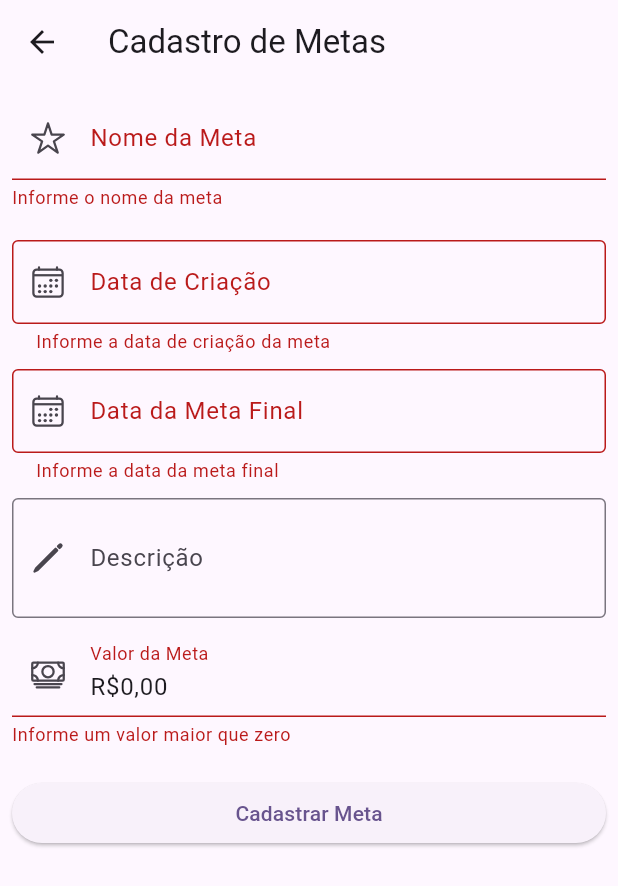
After one commit to HenryJKS/Flutter, a Flutter app: the MetasCadastroPage screen opened by its route, after a tap on "Cadastrar Meta", on a phone screen of 412 x 824 dp. The commit adds this screen. Shown: the top 886 px of the screen. Run offline on Flutter 3.47's test engine with Material 2 defaults, Android fonts, the phone set to English and light mode, and no system bars; our stand-ins replace flutter_masked_text2, flutter_slidable, ionicons, pie_chart, supabase_flutter; accounts and stored records are empty; network calls fail; statements that could not run were skipped.

Commit message:
Checkpoint

```diff
--- a/expense_tracker_fiap-supabase-checkpoint/lib/main.dart
+++ b/expense_tracker_fiap-supabase-checkpoint/lib/main.dart
@@ -1,6 +1,9 @@
 import 'package:expense_tracker/pages/conta_cadastro_page.dart';
 import 'package:expense_tracker/pages/home_page.dart';
 import 'package:expense_tracker/pages/login_page.dart';
+import 'package:expense_tracker/pages/meta_detalhes_page.dart';
+import 'package:expense_tracker/pages/meta_enviar_dinheiro.dart';
+import 'package:expense_tracker/pages/metas_cadastro_page.dart';
 import 'package:expense_tracker/pages/registar_page.dart';
 import 'package:expense_tracker/pages/splash_page.dart';
 import 'package:expense_tracker/pages/transacao_cadastro_page.dart';
@@ -39,6 +42,9 @@ class MyApp extends StatelessWidget {
         "/transacao-detalhes": (context) => const TransacaoDetalhesPage(),
         "/transacao-cadastro": (context) => const TransacaoCadastroPage(),
         "/conta-cadastro": (context) => const ContaCadastroPage(),
+        "/meta-cadastro": (context) => const MetasCadastroPage(),
+        "/meta-detalhes": (context) => const MetaDetalhesPage(),
+        "/meta-enviar-dinheiro": (context) => const MetaEnviarDinheiro(),
       },
       initialRoute: "/splash",
     );
--- /dev/null
+++ b/expense_tracker_fiap-supabase-checkpoint/lib/models/meta.dart
@@ -0,0 +1,31 @@
+class Meta {
+    int id;
+    String userId;
+    DateTime criadoEm;
+    String descricao = '';
+    double valorMeta;
+    DateTime dataMetaFinal;
+    String nomeMeta;
+
+    Meta({
+        required this.id,
+        required this.userId,
+        required this.criadoEm,
+        this.descricao = '',
+        required this.valorMeta,
+        required this.dataMetaFinal,
+        required this.nomeMeta,
+    });
+
+    factory Meta.fromMap(Map<String, dynamic> map) {
+      return Meta(
+        id: map['id'],
+        userId: map['user_id'],
+        criadoEm: DateTime.parse(map['criado_em']),
+        descricao: map['descricao'] ?? '',
+        valorMeta: map['valor_meta'],
+        dataMetaFinal: DateTime.parse(map['data_meta_final']),
+        nomeMeta: map['nome_meta'],
+      );
+    }
+}
--- /dev/null
+++ b/expense_tracker_fiap-supabase-checkpoint/lib/models/meta_dinheiro_enviado.dart
@@ -0,0 +1,24 @@
+class MetaDinheiroEnviado {
+  final int id;
+  final DateTime criadoEm;
+  final double valorEnviado;
+  final int idMeta;
+
+  MetaDinheiroEnviado(
+      {required this.id,
+      required this.criadoEm,
+      required this.valorEnviado,
+      required this.idMeta
+      });
+
+  factory MetaDinheiroEnviado.fromMap(Map<String, dynamic> map) {
+    return MetaDinheiroEnviado(
+      id: map['id'],
+      criadoEm: DateTime.parse(map['criado_em']),
+      valorEnviado: map['valor_enviado'],
+      idMeta: map['id_meta'],
+    );
+  }
+
+
+}
--- a/expense_tracker_fiap-supabase-checkpoint/lib/pages/conta_cadastro_page.dart
+++ b/expense_tracker_fiap-supabase-checkpoint/lib/pages/conta_cadastro_page.dart
@@ -102,11 +102,11 @@ class _ContaCadastroPageState extends State<ContaCadastroPage> {
         ),
         DropdownMenuEntry(
           value: TipoConta.contaInvestimento,
-          label: "Despesa",
+          label: "Conta Investimento",
         ),
         DropdownMenuEntry(
           value: TipoConta.contaPoupanca,
-          label: "Despesa",
+          label: "Conta Poupança",
         ),
       ],
       onSelected: (value) {
--- a/expense_tracker_fiap-supabase-checkpoint/lib/pages/home_page.dart
+++ b/expense_tracker_fiap-supabase-checkpoint/lib/pages/home_page.dart
@@ -3,6 +3,7 @@ import 'dart:async';
 import 'package:expense_tracker/pages/categorias_page.dart';
 import 'package:expense_tracker/pages/contas_page.dart';
 import 'package:expense_tracker/pages/dashboard_page.dart';
+import 'package:expense_tracker/pages/metas_page.dart';
 import 'package:expense_tracker/pages/transacoes_page.dart';
 import 'package:flutter/material.dart';
 import 'package:ionicons/ionicons.dart';
@@ -47,6 +48,7 @@ class _HomePageState extends State<HomePage> {
         TransacoesPage(),
         ContasPage(),
         CategoriasPage(),
+        MetasPage(),
       ],
     );
   }
@@ -65,6 +67,8 @@ class _HomePageState extends State<HomePage> {
           icon: Icon(Ionicons.wallet_outline), label: 'Contas'),
       BottomNavigationBarItem(
           icon: Icon(Ionicons.list_outline), label: 'Categorias'),
+      BottomNavigationBarItem(
+          icon: Icon(Ionicons.trophy), label: 'Metas'),
     ];
 
     return BottomNavigationBar(
--- /dev/null
+++ b/expense_tracker_fiap-supabase-checkpoint/lib/pages/meta_detalhes_page.dart
@@ -0,0 +1,115 @@
+import 'package:expense_tracker/models/meta.dart';
+import 'package:expense_tracker/repository/metas_repository.dart';
+import 'package:flutter/material.dart';
+import 'package:flutter/widgets.dart';
+import 'package:intl/intl.dart';
+
+class MetaDetalhesPage extends StatefulWidget {
+  const MetaDetalhesPage({super.key});
+
+  @override
+  State<MetaDetalhesPage> createState() => _MetaDetalhesPageState();
+}
+
+class _MetaDetalhesPageState extends State<MetaDetalhesPage> {
+  double? dinheiroAtual = 10;
+  final metaRepository = MetasRepository();
+
+
+  @override
+  Widget build(BuildContext context) {
+    final meta = ModalRoute.of(context)!.settings.arguments as Meta;
+    metaRepository.dinheiroPorId(meta.id).then((value) {
+      setState(() {
+        dinheiroAtual = value;
+      });
+    });
+
+    return Scaffold(
+      appBar: AppBar(
+        title: Text(meta.nomeMeta),
+        backgroundColor: const Color(0xFFB39DDB),
+      ),
+      body: SingleChildScrollView(
+        child: Column(
+          children: [
+            ButtonBar(
+              children: [
+                ElevatedButton(
+                  onPressed: () {
+                    Navigator.pushNamed(context, '/meta-enviar-dinheiro',
+                        arguments: meta);
+                  },
+                  child: const Text('Enviar Dinheiro'),
+                ),
+              ],
+            ),
+            ListTile(
+              title: const Text('Meta Desejado'),
+              subtitle: Text(meta.nomeMeta),
+            ),
+            ListTile(
+              title: const Text('Data de Criação da Meta'),
+              subtitle: Text(DateFormat('dd/MM/yyyy').format(meta.criadoEm)),
+            ),
+            ListTile(
+              title: const Text('Data de Finalização da Meta'),
+              subtitle:
+                  Text(DateFormat('dd/MM/yyyy').format(meta.dataMetaFinal)),
+            ),
+            ListTile(
+              title: const Text('Descrição da Meta'),
+              subtitle: Text(meta.descricao.isEmpty ? '-' : meta.descricao),
+            ),
+            const SizedBox(
+              height: 30,
+            ),
+            Row(
+              children: [
+                Expanded(
+                  child: ListTile(
+                    title: const Text('Valor da Meta'),
+                    subtitle: Text(
+                      NumberFormat.simpleCurrency(locale: 'pt_BR')
+                          .format(meta.valorMeta),
+                      style: const TextStyle(
+                          fontWeight: FontWeight.w500,
+                          fontSize: 15,
+                          color: Colors.grey),
+                    ),
+                  ),
+                ),
+                Expanded(
+                  child: ListTile(
+                    title: const Text('Valor Atual'),
+                    subtitle: Text(
+                        NumberFormat.simpleCurrency(locale: 'pt_BR')
+                            .format(dinheiroAtual ?? 0),
+                        style: const TextStyle(
+                            fontWeight: FontWeight.w500,
+                            fontSize: 15,
+                            color: Colors.blue)),
+                  ),
+                )
+              ],
+            ),
+            const SizedBox(height: 10),
+            const Text('Progresso da meta'),
+            const SizedBox(
+              height: 10,
+            ),
+            SizedBox(
+              height:
+                  30, // Ajuste este valor para alterar a espessura da barra de progresso
+              child: LinearProgressIndicator(
+                value: (dinheiroAtual ?? 0) / meta.valorMeta,
+                backgroundColor: Colors.grey,
+                color: Colors.blue,
+              ),
+            ),
+          ],
+        ),
+      ),
+    );
+  }
+}
--- /dev/null
+++ b/expense_tracker_fiap-supabase-checkpoint/lib/pages/metas_cadastro_page.dart
@@ -0,0 +1,271 @@
+import 'package:expense_tracker/models/meta.dart';
+import 'package:expense_tracker/repository/metas_repository.dart';
+import 'package:flutter/material.dart';
+import 'package:flutter/widgets.dart';
+import 'package:flutter_masked_text2/flutter_masked_text2.dart';
+import 'package:intl/intl.dart';
+import 'package:ionicons/ionicons.dart';
+import 'package:supabase_flutter/supabase_flutter.dart';
+
+class MetasCadastroPage extends StatefulWidget {
+  final Meta? metaCriacao;
+
+  const MetasCadastroPage({super.key, this.metaCriacao});
+
+  @override
+  State<MetasCadastroPage> createState() => _MetasCadastroPageState();
+}
+
+class _MetasCadastroPageState extends State<MetasCadastroPage> {
+  User? user;
+  final metasRepository = MetasRepository();
+  final _formKey = GlobalKey<FormState>();
+
+  final dataCriadoController = TextEditingController();
+  final descricaoController = TextEditingController();
+  final valorMetaController = MoneyMaskedTextController(
+      decimalSeparator: ',', thousandSeparator: '.', leftSymbol: 'R\$');
+  final dataMetaFinalController = TextEditingController();
+  final nomeMetaController = TextEditingController();
+
+  @override
+  void initState() {
+    user = Supabase.instance.client.auth.currentUser;
+
+    final meta = widget.metaCriacao;
+
+    if (meta != null) {
+      dataCriadoController.text =
+          DateFormat('MM/dd/yyyy').format(meta.criadoEm);
+      descricaoController.text = meta.descricao;
+      valorMetaController.text =
+          NumberFormat.simpleCurrency(locale: 'pt_BR').format(meta.valorMeta);
+      dataMetaFinalController.text =
+          DateFormat('MM/dd/yyyy').format(meta.dataMetaFinal);
+      nomeMetaController.text = meta.nomeMeta;
+    }
+
+    super.initState();
+  }
+
+  @override
+  Widget build(BuildContext context) {
+    return Scaffold(
+      appBar: AppBar(
+        title: const Text('Cadastro de Metas'),
+      ),
+      body: SingleChildScrollView(
+        child: Padding(
+          padding: const EdgeInsets.all(8.0),
+          child: Form(
+            key: _formKey,
+            child: Column(
+              crossAxisAlignment: CrossAxisAlignment.start,
+              children: [
+                _nomeMeta(),
+                const SizedBox(height: 20),
+                _dataCriacao(),
+                const SizedBox(height: 10),
+                _dataMetaFinal(),
+                const SizedBox(height: 10),
+                _descricaoMeta(),
+                const SizedBox(height: 10),
+                _valorMeta(),
+                const SizedBox(height: 20),
+                _buttonCriar(),
+              ],
+            ),
+          ),
+        ),
+      ),
+    );
+  }
+
+  TextFormField _dataCriacao() {
+    return TextFormField(
+      controller: dataCriadoController,
+      keyboardType: TextInputType.none,
+      decoration: const InputDecoration(
+        labelText: 'Data de Criação',
+        hintText: 'Informe a data de criação da meta',
+        border: OutlineInputBorder(),
+        prefixIcon: Icon(Ionicons.calendar_outline),
+      ),
+      validator: (value) {
+        if (value == null || value.isEmpty) {
+          return 'Informe a data de criação da meta';
+        }
+
+        try {
+          DateFormat('dd/MM/yyyy').parse(value);
+        } on FormatException {
+          return 'Informe uma data válida';
+        }
+        return null;
+      },
+      onTap: () async {
+        DateTime? dataSelecionada = await showDatePicker(
+          context: context,
+          initialDate: DateTime.now(),
+          firstDate: DateTime(2000),
+          lastDate: DateTime(2100),
+        );
+
+        if (dataSelecionada != null) {
+          dataCriadoController.text =
+              DateFormat('dd/MM/yyyy').format(dataSelecionada);
+        }
+      },
+    );
+  }
+
+  TextFormField _dataMetaFinal() {
+    return TextFormField(
+      controller: dataMetaFinalController,
+      keyboardType: TextInputType.none,
+      decoration: const InputDecoration(
+        labelText: 'Data da Meta Final',
+        hintText: 'Informe a data da meta final',
+        border: OutlineInputBorder(),
+        prefixIcon: Icon(Ionicons.calendar_outline),
+      ),
+      validator: (value) {
+        if (value == null || value.isEmpty) {
+          return 'Informe a data da meta final';
+        }
+
+        try {
+          DateFormat('dd/MM/yyyy').parse(value);
+        } on FormatException {
+          return 'Informe uma data válida';
+        }
+        return null;
+      },
+      onTap: () async {
+        DateTime? dataSelecionada = await showDatePicker(
+          context: context,
+          initialDate: DateTime.now(),
+          firstDate: DateTime(2000),
+          lastDate: DateTime(2100),
+        );
+
+        if (dataSelecionada != null) {
+          dataMetaFinalController.text =
+              DateFormat('dd/MM/yyyy').format(dataSelecionada);
+        }
+      },
+    );
+  }
+
+  TextFormField _descricaoMeta() {
+    return TextFormField(
+      controller: descricaoController,
+      decoration: const InputDecoration(
+        hintText: 'Descrição da meta',
+        labelText: 'Descrição',
+        prefixIcon: Icon(Ionicons.pencil_outline),
+        border: OutlineInputBorder(),
+      ),
+      keyboardType: TextInputType.text,
+      maxLines: 2,
+    );
+  }
+
+  TextFormField _nomeMeta() {
+    return TextFormField(
+      controller: nomeMetaController,
+      decoration: const InputDecoration(
+        hintText: 'Meta',
+        labelText: 'Nome da Meta',
+        prefixIcon: Icon(Ionicons.star_outline),
+      ),
+      validator: (value) {
+        if (value == null || value.isEmpty) {
+          return 'Informe o nome da meta';
+        }
+        return null;
+      },
+    );
+  }
+
+  TextFormField _valorMeta() {
+    return TextFormField(
+      controller: valorMetaController,
+      decoration: const InputDecoration(
+        hintText: 'Valor da meta',
+        labelText: 'Valor da Meta',
+        prefixIcon: Icon(Ionicons.cash_outline),
+      ),
+      validator: (value) {
+        if (value == null || value.isEmpty) {
+          return 'Informe um Valor';
+        }
+        final valor = NumberFormat.currency(locale: 'pt_BR')
+            .parse(valorMetaController.text.replaceAll('R\$', ''));
+        if (valor <= 0) {
+          return 'Informe um valor maior que zero';
+        }
+
+        return null;
+      },
+      keyboardType: TextInputType.number,
+    );
+  }
+
+  SizedBox _buttonCriar() {
+    return SizedBox(
+      width: double.infinity,
+      child: ElevatedButton(
+        onPressed: () async {
+          final isValid = _formKey.currentState!.validate();
+          if (isValid) {
+            final dataCriacao =
+                DateFormat('dd/MM/yyyy').parse(dataCriadoController.text);
+            final dataMetaFinal =
+                DateFormat('dd/MM/yyyy').parse(dataMetaFinalController.text);
+            final valorMeta = NumberFormat.currency(locale: 'pt_BR')
+                .parse(valorMetaController.text.replaceAll('R\$', ''));
+            final descricao = descricaoController.text;
+
+            final nomeMeta = nomeMetaController.text;
+
+            final userId = user?.id ?? '';
+
+            final meta = Meta(
+                id: 0,
+                userId: userId,
+                criadoEm: dataCriacao,
+                descricao: descricao,
+                valorMeta: valorMeta.toDouble(),
+                dataMetaFinal: dataMetaFinal,
+                nomeMeta: nomeMeta);
+
+            if (widget.metaCriacao == null) {
+              await _cadastrarMeta(meta);
+            } else {
+              meta.id = widget.metaCriacao!.id;
+            }
+          }
+        },
+        child: const Text("Cadastrar Meta"),
+      ),
+    );
+  }
+
+  Future<void> _cadastrarMeta(Meta meta) async {
+    final scaffold = ScaffoldMessenger.of(context);
+    await metasRepository.cadastrarMeta(meta).then(
+      (_) {
+        scaffold.showSnackBar(const SnackBar(
+          content: Text("Meta cadastrada com sucesso!"),
+        ));
+        Navigator.of(context).pop(true);
+      },
+    ).catchError((error) {
+      scaffold.showSnackBar(SnackBar(
+        content: Text("Erro ao cadastrar meta: ${error.toString()}"),
+      ));
+      Navigator.of(context).pop(false);
+    });
+  }
+}
--- /dev/null
+++ b/expense_tracker_fiap-supabase-checkpoint/lib/pages/metas_page.dart
@@ -0,0 +1,84 @@
+import 'package:expense_tracker/models/meta.dart';
+import 'package:expense_tracker/repository/metas_repository.dart';
+import 'package:flutter/material.dart';
+import 'package:flutter/widgets.dart';
+import 'package:intl/intl.dart';
+import 'package:supabase_flutter/supabase_flutter.dart';
+
+class MetasPage extends StatefulWidget {
+  const MetasPage({super.key});
+
+  @override
+  State<MetasPage> createState() => _MetasPageState();
+}
+
+class _MetasPageState extends State<MetasPage> {
+  final metasRepository = MetasRepository();
+  late Future<List<Meta>> futureMetas;
+  User? user;
+  String userId = Supabase.instance.client.auth.currentUser!.id;
+
+  @override
+  void initState() {
+    user = Supabase.instance.client.auth.currentUser;
+    print(userId);
+    futureMetas = metasRepository.listarMetas(userId);
+
+    futureMetas.then((value) => print(value));
+    super.initState();
+  }
+
+  @override
+  Widget build(BuildContext context) {
+    return Scaffold(
+      appBar: AppBar(
+        title: const Text('Metas'),
+      ),
+      body: FutureBuilder<List<Meta>>(
+          future: futureMetas,
+          builder: (context, snapshot) {
+            if (snapshot.connectionState == ConnectionState.waiting) {
+              return const Center(child: CircularProgressIndicator(),
+              );
+            } else if(snapshot.hasError) {
+              return const Center(child: Text('Erro ao carregar as metas'),);
+            } else if(!snapshot.hasData || snapshot.data!.isEmpty) {
+              return const Center(child: Text('Nenhuma Meta Cadastrada'),);
+            } else {
+              final metas = snapshot.data!;
+              return ListView.separated(itemCount: metas.length,
+              itemBuilder: (context, index) {
+                final meta = metas[index];
+                return ListTile(
+                  leading: const Icon(Icons.money_sharp, color: Colors.green, size: 40),
+                  title: Text(meta.nomeMeta),
+                  subtitle: Text(DateFormat('dd/MM/yyyy').format(meta.dataMetaFinal)),
+                  trailing: Text(
+                    NumberFormat.simpleCurrency(locale: 'pt_BR').format(meta.valorMeta),
+                    style: const TextStyle(
+                      fontWeight: FontWeight.w500,
+                      fontSize: 15,
+                      color: Colors.green
+                    ),
+                    ),
+                  onTap: () {
+                    Navigator.pushNamed(context, '/meta-detalhes',
+                    arguments: meta);
+                  },
+                );
+              },
+              separatorBuilder: (context, index) => const Divider(),
+              );
+            }
+          },
+      ),
+      floatingActionButton: FloatingActionButton(
+        heroTag: "meta-cadastro",
+        onPressed: () {
+          Navigator.pushNamed(context, '/meta-cadastro');
+        },
+        child: const Icon(Icons.add),
+      ),
+    );
+  }
+}
--- a/expense_tracker_fiap-supabase-checkpoint/lib/pages/transacoes_page.dart
+++ b/expense_tracker_fiap-supabase-checkpoint/lib/pages/transacoes_page.dart
@@ -24,6 +24,7 @@ class _TransacoesPageState extends State<TransacoesPage> {
   void initState() {
     user = Supabase.instance.client.auth.currentUser;
     futureTransacoes = transacoesRepo.listarTransacoes(userId: user?.id ?? '');
+
     super.initState();
   }
 
--- /dev/null
+++ b/expense_tracker_fiap-supabase-checkpoint/lib/repository/meta_dinheiro_enviado_repository.dart
@@ -0,0 +1,15 @@
+import 'package:expense_tracker/models/meta_dinheiro_enviado.dart';
+import 'package:supabase_flutter/supabase_flutter.dart';
+
+class MetaDinheiroEnviadoRepository {
+  Future cadastrarDinheiroEnviado(MetaDinheiroEnviado metaDinheiroEnviado) async {
+    final supabase = Supabase.instance.client;
+
+    await supabase.from('meu_dinheiro_enviado').insert({
+      'valor_enviado': metaDinheiroEnviado.valorEnviado,
+      'id_meta': metaDinheiroEnviado.idMeta
+    });
+  }
+
+
+}
--- /dev/null
+++ b/expense_tracker_fiap-supabase-checkpoint/lib/repository/metas_repository.dart
@@ -0,0 +1,60 @@
+import 'package:expense_tracker/models/meta.dart';
+import 'package:supabase_flutter/supabase_flutter.dart';
+
+class MetasRepository {
+  Future<List<Meta>> listarMetas(String userId) async {
+    final supabase = Supabase.instance.client;
+
+    var query = supabase.from('metas')
+    .select<List<Map<String, dynamic>>>('*')
+    .eq('user_id', userId);
+
+    var data = await query;
+
+    final list = data.map((map) {
+      return Meta.fromMap(map);
+    }).toList();
+
+    return list;
+  }
+
+  Future cadastrarMeta(Meta meta) async {
+    final supabase = Supabase.instance.client;
+
+    await supabase.from("metas").insert({
+      'user_id': meta.userId,
+      'criado_em': meta.criadoEm.toIso8601String(),
+      'descricao': meta.descricao,
+      'valor_meta': meta.valorMeta,
+      'data_meta_final': meta.dataMetaFinal.toIso8601String(),
+      'nome_meta': meta.nomeMeta,
+    });
+  }
+
+  Future alterarMeta(Meta meta) async {
+    final supabase = Supabase.instance.client;
+
+    await supabase.from('metas').update({
+      'descricao': meta.descricao,
+      'valor': meta.valorMeta,
+      'data_meta_final': meta.dataMetaFinal.toIso8601String(),
+      'nome_meta': meta.nomeMeta,
+    }).match({'id': meta.id});
+  }
+
+  Future excluirMeta(Meta meta) async {
+    final supabase = Supabase.instance.client;
+
+    await supabase.from('metas').delete().match({'id': meta.id});
+  }
+
+  Future dinheiroPorId(int metaId) async {
+    final supabase = Supabase.instance.client;
+
+    final dinheiroPorId = await supabase.rpc('valor_enviado_id', params: {'id': metaId});
+
+    return dinheiroPorId;
+  }
+
+
+}
```
Also changed, not shown: expense_tracker_fiap-supabase-checkpoint/lib/pages/dashboard_page.dart (+36 -12 lines), expense_tracker_fiap-supabase-checkpoint/lib/pages/meta_enviar_dinheiro.dart (added, +18 -0 lines), expense_tracker_fiap-supabase-checkpoint/lib/repository/transacoes_repository.dart (+13 -7 lines).
